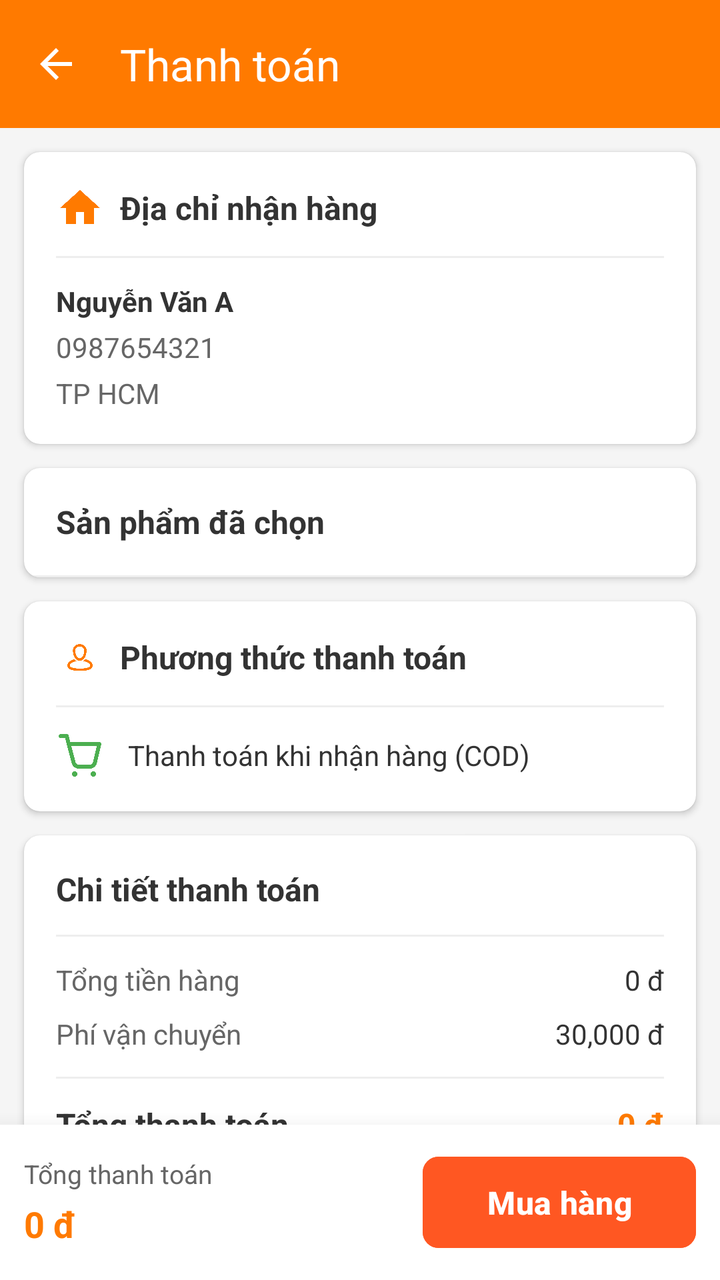
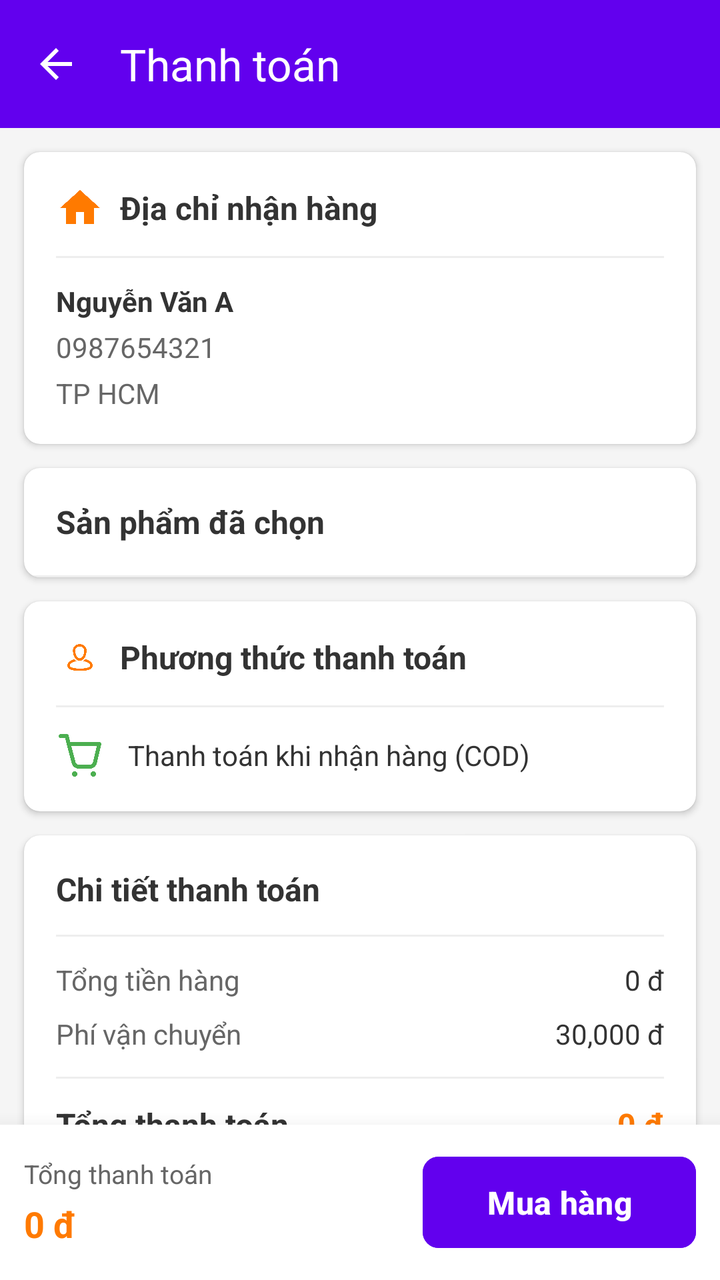

Screens rendered from an Android XML layout before and after an edit, with the pre-edit source and the edit as a unified diff.
<!-- AndroidManifest.xml: application theme Theme.BookApp -->
<!-- res/layout/activity_checkout.xml -->
<?xml version="1.0" encoding="utf-8"?>
<androidx.constraintlayout.widget.ConstraintLayout xmlns:android="http://schemas.android.com/apk/res/android"
    xmlns:app="http://schemas.android.com/apk/res-auto"
    xmlns:tools="http://schemas.android.com/tools"
    android:layout_width="match_parent"
    android:layout_height="match_parent"
    android:background="#F5F5F5">

    <com.google.android.material.appbar.MaterialToolbar
        android:id="@+id/toolbar"
        android:layout_width="0dp"
        android:layout_height="?attr/actionBarSize"
        android:background="#FF7A00"
        app:title="Thanh toán"
        app:titleTextColor="#FFFFFF"
        app:navigationIcon="?attr/homeAsUpIndicator"
        app:navigationIconTint="#FFFFFF"
        app:layout_constraintTop_toTopOf="parent"
        app:layout_constraintStart_toStartOf="parent"
        app:layout_constraintEnd_toEndOf="parent" />

    <androidx.core.widget.NestedScrollView
        android:layout_width="0dp"
        android:layout_height="0dp"
        app:layout_constraintTop_toBottomOf="@id/toolbar"
        app:layout_constraintBottom_toTopOf="@id/layoutBottom"
        app:layout_constraintStart_toStartOf="parent"
        app:layout_constraintEnd_toEndOf="parent">

        <LinearLayout
            android:layout_width="match_parent"
            android:layout_height="wrap_content"
            android:orientation="vertical"
            android:paddingBottom="16dp">

            
            <androidx.cardview.widget.CardView
                android:layout_width="match_parent"
                android:layout_height="wrap_content"
                android:layout_margin="12dp"
                app:cardCornerRadius="8dp"
                app:cardElevation="2dp">

                <LinearLayout
                    android:layout_width="match_parent"
                    android:layout_height="wrap_content"
                    android:orientation="vertical"
                    android:padding="16dp">

                    <LinearLayout
                        android:layout_width="match_parent"
                        android:layout_height="wrap_content"
                        android:orientation="horizontal"
                        android:gravity="center_vertical"
                        android:layout_marginBottom="12dp">

                        <ImageView
                            android:layout_width="24dp"
                            android:layout_height="24dp"
                            android:src="@drawable/ic_home"
                            app:tint="#FF7A00" />

                        <TextView
                            android:layout_width="wrap_content"
                            android:layout_height="wrap_content"
                            android:text="Địa chỉ nhận hàng"
                            android:textStyle="bold"
                            android:textColor="#333333"
                            android:textSize="16sp"
                            android:layout_marginStart="8dp" />
                    </LinearLayout>

                    <View
                        android:layout_width="match_parent"
                        android:layout_height="1dp"
                        android:background="#EEEEEE"
                        android:layout_marginBottom="12dp" />

                    <TextView
                        android:id="@+id/tvUserName"
                        android:layout_width="match_parent"
                        android:layout_height="wrap_content"
                        android:text="Nguyễn Văn A"
                        android:textStyle="bold"
                        android:textColor="#333333"
                        android:textSize="14sp" />

                    <TextView
                        android:id="@+id/tvUserPhone"
                        android:layout_width="match_parent"
                        android:layout_height="wrap_content"
                        android:text="0987654321"
                        android:textColor="#666666"
                        android:layout_marginTop="4dp" />

                    <TextView
                        android:id="@+id/tvUserAddress"
                        android:layout_width="match_parent"
                        android:layout_height="wrap_content"
                        android:text="TP HCM"
                        android:textColor="#666666"
                        android:layout_marginTop="4dp" />
                </LinearLayout>
            </androidx.cardview.widget.CardView>

            
            <androidx.cardview.widget.CardView
                android:layout_width="match_parent"
                android:layout_height="wrap_content"
                android:layout_marginHorizontal="12dp"
                app:cardCornerRadius="8dp"
                app:cardElevation="2dp">

                <LinearLayout
                    android:layout_width="match_parent"
                    android:layout_height="wrap_content"
                    android:orientation="vertical">

                    <TextView
                        android:layout_width="match_parent"
                        android:layout_height="wrap_content"
                        android:text="Sản phẩm đã chọn"
                        android:textStyle="bold"
                        android:textColor="#333333"
                        android:textSize="16sp"
                        android:padding="16dp" />

                    <View
                        android:layout_width="match_parent"
                        android:layout_height="1dp"
                        android:background="#EEEEEE" />

                    <androidx.recyclerview.widget.RecyclerView
                        android:id="@+id/rvCheckoutProducts"
                        android:layout_width="match_parent"
                        android:layout_height="wrap_content"
                        android:nestedScrollingEnabled="false" />
                </LinearLayout>
            </androidx.cardview.widget.CardView>

            
            <androidx.cardview.widget.CardView
                android:layout_width="match_parent"
                android:layout_height="wrap_content"
                android:layout_margin="12dp"
                app:cardCornerRadius="8dp"
                app:cardElevation="2dp">

                <LinearLayout
                    android:layout_width="match_parent"
                    android:layout_height="wrap_content"
                    android:orientation="vertical"
                    android:padding="16dp">

                    <LinearLayout
                        android:layout_width="match_parent"
                        android:layout_height="wrap_content"
                        android:orientation="horizontal"
                        android:gravity="center_vertical"
                        android:layout_marginBottom="12dp">

                        <ImageView
                            android:layout_width="24dp"
                            android:layout_height="24dp"
                            android:src="@drawable/ic_profile"
                            app:tint="#FF7A00" />

                        <TextView
                            android:layout_width="wrap_content"
                            android:layout_height="wrap_content"
                            android:text="Phương thức thanh toán"
                            android:textStyle="bold"
                            android:textColor="#333333"
                            android:textSize="16sp"
                            android:layout_marginStart="8dp" />
                    </LinearLayout>

                    <View
                        android:layout_width="match_parent"
                        android:layout_height="1dp"
                        android:background="#EEEEEE"
                        android:layout_marginBottom="12dp" />

                    <LinearLayout
                        android:layout_width="match_parent"
                        android:layout_height="wrap_content"
                        android:orientation="horizontal"
                        android:gravity="center_vertical">

                        <ImageView
                            android:layout_width="24dp"
                            android:layout_height="24dp"
                            android:src="@drawable/ic_cart"
                            app:tint="#4CAF50" />

                        <TextView
                            android:layout_width="wrap_content"
                            android:layout_height="wrap_content"
                            android:text="Thanh toán khi nhận hàng (COD)"
                            android:textColor="#333333"
                            android:layout_marginStart="12dp" />
                    </LinearLayout>
                </LinearLayout>
            </androidx.cardview.widget.CardView>

            
            <androidx.cardview.widget.CardView
                android:layout_width="match_parent"
                android:layout_height="wrap_content"
                android:layout_marginHorizontal="12dp"
                app:cardCornerRadius="8dp"
                app:cardElevation="2dp">

                <LinearLayout
                    android:layout_width="match_parent"
                    android:layout_height="wrap_content"
                    android:orientation="vertical"
                    android:padding="16dp">

                    <TextView
                        android:layout_width="match_parent"
                        android:layout_height="wrap_content"
                        android:text="Chi tiết thanh toán"
                        android:textStyle="bold"
                        android:textColor="#333333"
                        android:textSize="16sp"
                        android:layout_marginBottom="12dp" />

                    <View
                        android:layout_width="match_parent"
                        android:layout_height="1dp"
                        android:background="#EEEEEE"
                        android:layout_marginBottom="12dp" />

                    <LinearLayout
                        android:layout_width="match_parent"
                        android:layout_height="wrap_content"
                        android:orientation="horizontal"
                        android:layout_marginBottom="8dp">

                        <TextView
                            android:layout_width="0dp"
                            android:layout_height="wrap_content"
                            android:layout_weight="1"
                            android:text="Tổng tiền hàng"
                            android:textColor="#666666" />

                        <TextView
                            android:id="@+id/tvSubtotalPrice"
                            android:layout_width="wrap_content"
                            android:layout_height="wrap_content"
                            android:text="0 đ"
                            android:textColor="#333333" />
                    </LinearLayout>

                    <LinearLayout
                        android:layout_width="match_parent"
                        android:layout_height="wrap_content"
                        android:orientation="horizontal"
                        android:layout_marginBottom="12dp">

                        <TextView
                            android:layout_width="0dp"
                            android:layout_height="wrap_content"
                            android:layout_weight="1"
                            android:text="Phí vận chuyển"
                            android:textColor="#666666" />

                        <TextView
                            android:id="@+id/tvShippingFee"
                            android:layout_width="wrap_content"
                            android:layout_height="wrap_content"
                            android:text="30,000 đ"
                            android:textColor="#333333" />
                    </LinearLayout>

                    <View
                        android:layout_width="match_parent"
                        android:layout_height="1dp"
                        android:background="#EEEEEE"
                        android:layout_marginBottom="12dp" />

                    <LinearLayout
                        android:layout_width="match_parent"
                        android:layout_height="wrap_content"
                        android:orientation="horizontal">

                        <TextView
                            android:layout_width="0dp"
                            android:layout_height="wrap_content"
                            android:layout_weight="1"
                            android:text="Tổng thanh toán"
                            android:textStyle="bold"
                            android:textColor="#333333"
                            android:textSize="16sp" />

                        <TextView
                            android:id="@+id/tvTotalPriceDetails"
                            android:layout_width="wrap_content"
                            android:layout_height="wrap_content"
                            android:text="0 đ"
                            android:textStyle="bold"
                            android:textColor="#FF7A00"
                            android:textSize="16sp" />
                    </LinearLayout>
                </LinearLayout>
            </androidx.cardview.widget.CardView>

        </LinearLayout>
    </androidx.core.widget.NestedScrollView>

    <androidx.cardview.widget.CardView
        android:id="@+id/layoutBottom"
        android:layout_width="0dp"
        android:layout_height="wrap_content"
        app:cardElevation="16dp"
        app:cardCornerRadius="0dp"
        app:layout_constraintBottom_toBottomOf="parent"
        app:layout_constraintStart_toStartOf="parent"
        app:layout_constraintEnd_toEndOf="parent">

        <LinearLayout
            android:layout_width="match_parent"
            android:layout_height="wrap_content"
            android:orientation="horizontal"
            android:padding="12dp"
            android:gravity="center_vertical"
            android:background="#FFFFFF">

            <LinearLayout
                android:layout_width="0dp"
                android:layout_height="wrap_content"
                android:layout_weight="1"
                android:orientation="vertical">

                <TextView
                    android:layout_width="wrap_content"
                    android:layout_height="wrap_content"
                    android:text="Tổng thanh toán"
                    android:textSize="13sp"
                    android:textColor="#666666" />

                <TextView
                    android:id="@+id/tvFinalTotal"
                    android:layout_width="wrap_content"
                    android:layout_height="wrap_content"
                    android:text="0 đ"
                    android:textSize="18sp"
                    android:textStyle="bold"
                    android:textColor="#FF7A00"
                    android:layout_marginTop="4dp" />
            </LinearLayout>

            <com.google.android.material.button.MaterialButton
                android:id="@+id/btnPlaceOrder"
                android:layout_width="wrap_content"
                android:layout_height="wrap_content"
                android:text="Mua hàng"
                android:textAllCaps="false"
                android:textSize="16sp"
                android:textStyle="bold"
                android:textColor="#FFFFFF"
                app:cornerRadius="8dp"
                android:backgroundTint="#FF5722"
                android:paddingHorizontal="32dp"
                android:paddingVertical="12dp" />
        </LinearLayout>
    </androidx.cardview.widget.CardView>

</androidx.constraintlayout.widget.ConstraintLayout>
<!-- resources referenced by this layout -->
<resources>
  <!-- drawable ic_cart: png bitmap (drawable, 8448 bytes) -->
  <!-- drawable ic_home: png bitmap (drawable, 4099 bytes) -->
  <!-- drawable ic_profile: png bitmap (drawable, 8553 bytes) -->
  <style name="Theme.BookApp" parent="Base.Theme.BookApp" />
  <style name="Base.Theme.BookApp" parent="Theme.Material3.DayNight.NoActionBar">
          
          
      </style>
</resources>

<!-- the commit's change to res/layout/activity_checkout.xml (unified diff, before → after) -->
@@ -10,7 +10,7 @@
         android:id="@+id/toolbar"
         android:layout_width="0dp"
         android:layout_height="?attr/actionBarSize"
-        android:background="#FF7A00"
+        android:background="#6200EE"
         app:title="Thanh toán"
         app:titleTextColor="#FFFFFF"
         app:navigationIcon="?attr/homeAsUpIndicator"
@@ -361,7 +361,7 @@
                 android:textStyle="bold"
                 android:textColor="#FFFFFF"
                 app:cornerRadius="8dp"
-                android:backgroundTint="#FF5722"
+                android:backgroundTint="#6200EE"
                 android:paddingHorizontal="32dp"
                 android:paddingVertical="12dp" />
         </LinearLayout>
